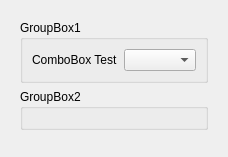
Above: src/template.ui from labwc/labwc-tweaks before the change. Below: the same form after it.
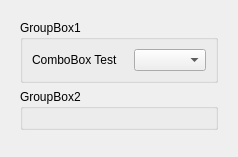
That is the form after the change.

Commit message: template.ui: set QGridLayout columnstretch and {horizontal,vertical}Spacing

Diff of the .ui file:
```diff
--- a/src/template.ui
+++ b/src/template.ui
@@ -19,7 +19,13 @@
          <property name="title">
           <string>GroupBox1</string>
          </property>
-         <layout class="QGridLayout" name="groupBox1_gridLayout">
+         <layout class="QGridLayout" name="groupBox1_gridLayout" columnstretch="0,1">
+          <property name="horizontalSpacing">
+           <number>16</number>
+          </property>
+          <property name="verticalSpacing">
+           <number>8</number>
+          </property>
           <item row="0" column="0">
            <widget class="QLabel" name="label">
             <property name="text">
```
